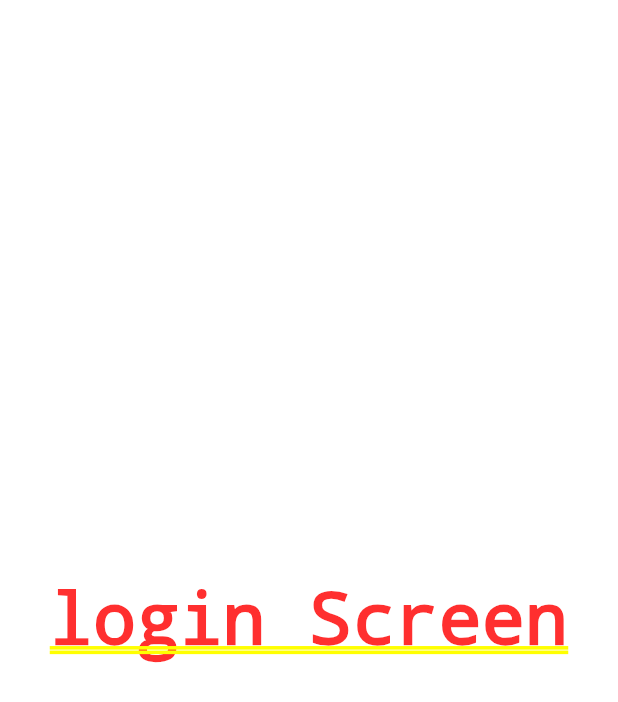
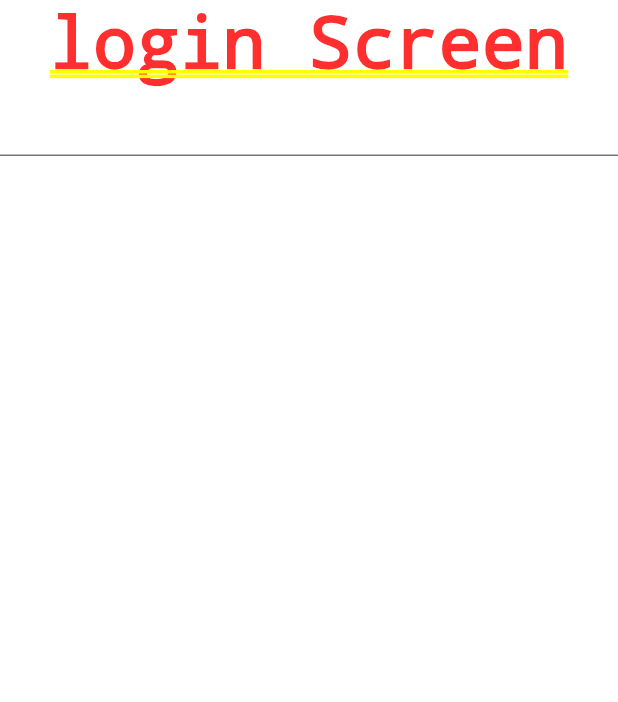
Before and after one commit to AbdElhamidShahin/Doctor_app, a Flutter app: the screen it shows after launch, after a tap on "Get Start", on a phone screen of 412 x 824 dp. Shown: the top 702 px of the screen. Run offline on Flutter 3.47's test engine with Material 3 defaults, Android fonts, the phone set to English and light mode, and no system bars; our stand-ins replace flutter_screenutil, flutter_svg, go_router.

Commit message:
add login Screen code

```diff
--- a/lib/features/login/ui/loginScreen.dart
+++ b/lib/features/login/ui/loginScreen.dart
@@ -1,10 +1,18 @@
 import 'package:flutter/cupertino.dart';
+import 'package:flutter/material.dart';
 
 class LoginScreen extends StatelessWidget {
   const LoginScreen({super.key});
 
   @override
   Widget build(BuildContext context) {
-    return Center(child: Text("login Screen"));
+    return Column(
+      children: [
+        Center(child: Text("login Screen"),
+
+        ),
+        TextField(onTap: (){},)
+      ],
+    );
   }
 }
```
